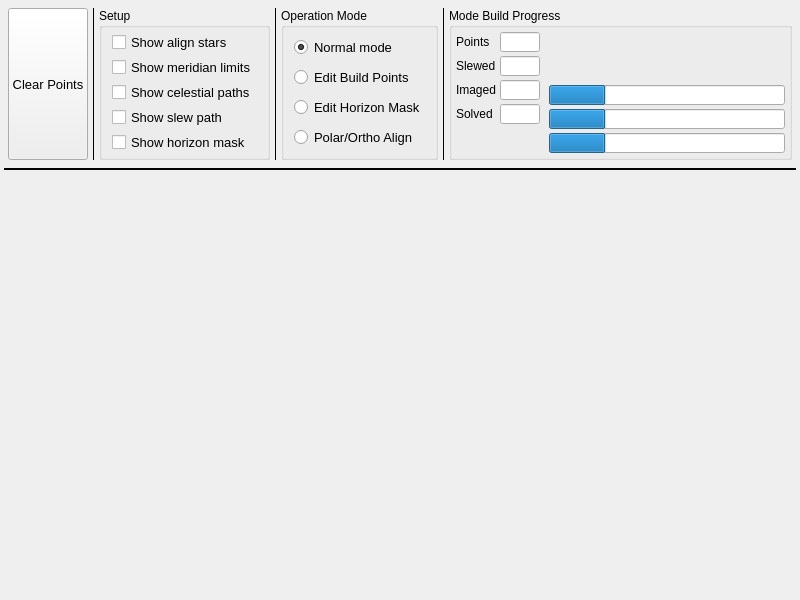
This is mw4/gui/widgets/hemisphere.ui in mworion/MountWizzard4 as Qt 5 draws it before an edit. The edited form follows.
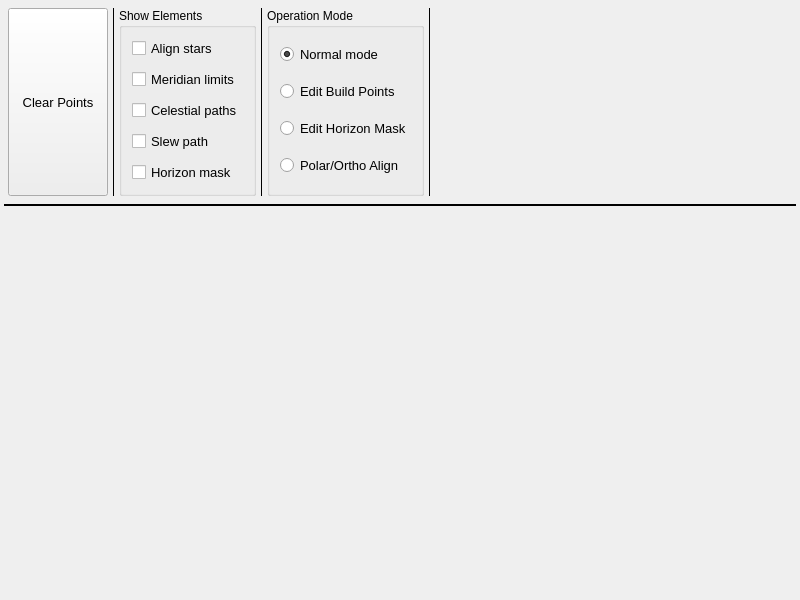
This is the edited form.

What changed in the file:
```diff
--- a/mw4/gui/widgets/hemisphere.ui
+++ b/mw4/gui/widgets/hemisphere.ui
@@ -65,7 +65,7 @@
     <number>4</number>
    </property>
    <item>
-    <layout class="QHBoxLayout" name="horizontalLayout" stretch="0,0,0,0,0,0,1">
+    <layout class="QHBoxLayout" name="horizontalLayout" stretch="0,0,0,0,0,0,0">
      <property name="spacing">
       <number>4</number>
      </property>
@@ -89,6 +89,12 @@
          <verstretch>0</verstretch>
         </sizepolicy>
        </property>
+       <property name="minimumSize">
+        <size>
+         <width>100</width>
+         <height>0</height>
+        </size>
+       </property>
        <property name="font">
         <font>
          <pointsize>10</pointsize>
@@ -118,23 +124,23 @@
      <item>
       <widget class="QGroupBox" name="groupBox_3">
        <property name="title">
-        <string>Setup</string>
+        <string>Show Elements</string>
        </property>
        <layout class="QVBoxLayout" name="verticalLayout_2" stretch="0,0,0,0,1">
         <property name="spacing">
-         <number>4</number>
+         <number>10</number>
         </property>
         <property name="leftMargin">
          <number>10</number>
         </property>
         <property name="topMargin">
-         <number>4</number>
+         <number>10</number>
         </property>
         <property name="rightMargin">
          <number>10</number>
         </property>
         <property name="bottomMargin">
-         <number>4</number>
+         <number>10</number>
         </property>
         <item>
          <widget class="QCheckBox" name="checkShowAlignStar">
@@ -144,7 +150,7 @@
            </font>
           </property>
           <property name="text">
-           <string>Show align stars</string>
+           <string>Align stars</string>
           </property>
          </widget>
         </item>
@@ -156,7 +162,7 @@
            </font>
           </property>
           <property name="text">
-           <string>Show meridian limits</string>
+           <string>Meridian limits</string>
           </property>
          </widget>
         </item>
@@ -168,7 +174,7 @@
            </font>
           </property>
           <property name="text">
-           <string>Show celestial paths</string>
+           <string>Celestial paths</string>
           </property>
          </widget>
         </item>
@@ -180,7 +186,7 @@
            </font>
           </property>
           <property name="text">
-           <string>Show slew path</string>
+           <string>Slew path</string>
           </property>
          </widget>
         </item>
@@ -195,7 +201,7 @@
            <string>&lt;html&gt;&lt;head/&gt;&lt;body&gt;&lt;p&gt;Use horizon mask file in hemisphere window.&lt;/p&gt;&lt;/body&gt;&lt;/html&gt;</string>
           </property>
           <property name="text">
-           <string>Show horizon mask</string>
+           <string>Horizon mask</string>
           </property>
           <property name="checked">
            <bool>false</bool>
@@ -225,19 +231,19 @@
        </property>
        <layout class="QVBoxLayout" name="verticalLayout_3" stretch="0,0,0,1">
         <property name="spacing">
-         <number>4</number>
+         <number>10</number>
         </property>
         <property name="leftMargin">
          <number>10</number>
         </property>
         <property name="topMargin">
-         <number>4</number>
+         <number>10</number>
         </property>
         <property name="rightMargin">
          <number>10</number>
         </property>
         <property name="bottomMargin">
-         <number>4</number>
+         <number>10</number>
         </property>
         <item>
          <widget class="QRadioButton" name="checkEditNone">
@@ -310,240 +316,17 @@
       </widget>
      </item>
      <item>
-      <widget class="QGroupBox" name="groupBox">
-       <property name="title">
-        <string>Mode Build Progress</string>
+      <spacer name="horizontalSpacer">
+       <property name="orientation">
+        <enum>Qt::Horizontal</enum>
        </property>
-       <layout class="QHBoxLayout" name="horizontalLayout_2" stretch="0,0,1">
-        <property name="spacing">
-         <number>4</number>
-        </property>
-        <property name="leftMargin">
-         <number>4</number>
-        </property>
-        <property name="topMargin">
-         <number>4</number>
-        </property>
-        <property name="rightMargin">
-         <number>4</number>
-        </property>
-        <property name="bottomMargin">
-         <number>4</number>
-        </property>
-        <item>
-         <layout class="QFormLayout" name="formLayout">
-          <property name="horizontalSpacing">
-           <number>4</number>
-          </property>
-          <property name="verticalSpacing">
-           <number>4</number>
-          </property>
-          <item row="0" column="0">
-           <widget class="QLabel" name="label">
-            <property name="text">
-             <string>Points</string>
-            </property>
-           </widget>
-          </item>
-          <item row="0" column="1">
-           <widget class="QLineEdit" name="points">
-            <property name="sizePolicy">
-             <sizepolicy hsizetype="Preferred" vsizetype="Preferred">
-              <horstretch>0</horstretch>
-              <verstretch>0</verstretch>
-             </sizepolicy>
-            </property>
-            <property name="minimumSize">
-             <size>
-              <width>0</width>
-              <height>20</height>
-             </size>
-            </property>
-            <property name="maximumSize">
-             <size>
-              <width>40</width>
-              <height>20</height>
-             </size>
-            </property>
-           </widget>
-          </item>
-          <item row="1" column="0">
-           <widget class="QLabel" name="label_2">
-            <property name="text">
-             <string>Slewed</string>
-            </property>
-           </widget>
-          </item>
-          <item row="2" column="0">
-           <widget class="QLabel" name="label_3">
-            <property name="text">
-             <string>Imaged</string>
-            </property>
-           </widget>
-          </item>
-          <item row="3" column="0">
-           <widget class="QLabel" name="solved">
-            <property name="text">
-             <string>Solved</string>
-            </property>
-           </widget>
-          </item>
-          <item row="1" column="1">
-           <widget class="QLineEdit" name="slewed">
-            <property name="sizePolicy">
-             <sizepolicy hsizetype="Preferred" vsizetype="Preferred">
-              <horstretch>0</horstretch>
-              <verstretch>0</verstretch>
-             </sizepolicy>
-            </property>
-            <property name="minimumSize">
-             <size>
-              <width>0</width>
-              <height>20</height>
-             </size>
-            </property>
-            <property name="maximumSize">
-             <size>
-              <width>40</width>
-              <height>20</height>
-             </size>
-            </property>
-           </widget>
-          </item>
-          <item row="2" column="1">
-           <widget class="QLineEdit" name="imaged">
-            <property name="minimumSize">
-             <size>
-              <width>0</width>
-              <height>20</height>
-             </size>
-            </property>
-            <property name="maximumSize">
-             <size>
-              <width>40</width>
-              <height>20</height>
-             </size>
-            </property>
-           </widget>
-          </item>
-          <item row="3" column="1">
-           <widget class="QLineEdit" name="lineEdit_4">
-            <property name="sizePolicy">
-             <sizepolicy hsizetype="Preferred" vsizetype="Preferred">
-              <horstretch>0</horstretch>
-              <verstretch>0</verstretch>
-             </sizepolicy>
-            </property>
-            <property name="minimumSize">
-             <size>
-              <width>0</width>
-              <height>20</height>
-             </size>
-            </property>
-            <property name="maximumSize">
-             <size>
-              <width>40</width>
-              <height>20</height>
-             </size>
-            </property>
-           </widget>
-          </item>
-         </layout>
-        </item>
-        <item>
-         <spacer name="horizontalSpacer">
-          <property name="orientation">
-           <enum>Qt::Horizontal</enum>
-          </property>
-          <property name="sizeHint" stdset="0">
-           <size>
-            <width>5</width>
-            <height>20</height>
-           </size>
-          </property>
-         </spacer>
-        </item>
-        <item>
-         <layout class="QVBoxLayout" name="verticalLayout_5" stretch="0,0,0,0">
-          <property name="spacing">
-           <number>4</number>
-          </property>
-          <item>
-           <widget class="QWidget" name="widget" native="true"/>
-          </item>
-          <item>
-           <widget class="QProgressBar" name="slewedBar">
-            <property name="minimumSize">
-             <size>
-              <width>0</width>
-              <height>20</height>
-             </size>
-            </property>
-            <property name="maximumSize">
-             <size>
-              <width>16777215</width>
-              <height>20</height>
-             </size>
-            </property>
-            <property name="value">
-             <number>24</number>
-            </property>
-            <property name="alignment">
-             <set>Qt::AlignJustify|Qt::AlignVCenter</set>
-            </property>
-            <property name="textVisible">
-             <bool>false</bool>
-            </property>
-           </widget>
-          </item>
-          <item>
-           <widget class="QProgressBar" name="imagedBar">
-            <property name="minimumSize">
-             <size>
-              <width>0</width>
-              <height>20</height>
-             </size>
-            </property>
-            <property name="maximumSize">
-             <size>
-              <width>16777215</width>
-              <height>20</height>
-             </size>
-            </property>
-            <property name="value">
-             <number>24</number>
-            </property>
-            <property name="alignment">
-             <set>Qt::AlignJustify|Qt::AlignVCenter</set>
-            </property>
-            <property name="textVisible">
-             <bool>false</bool>
-            </property>
-           </widget>
-          </item>
-          <item>
-           <widget class="QProgressBar" name="solvedBar">
-            <property name="maximumSize">
-             <size>
-              <width>16777215</width>
-              <height>20</height>
-             </size>
-            </property>
-            <property name="value">
-             <number>24</number>
-            </property>
-            <property name="alignment">
-             <set>Qt::AlignJustify|Qt::AlignVCenter</set>
-            </property>
-            <property name="textVisible">
-             <bool>false</bool>
-            </property>
-           </widget>
-          </item>
-         </layout>
-        </item>
-       </layout>
-      </widget>
+       <property name="sizeHint" stdset="0">
+        <size>
+         <width>40</width>
+         <height>20</height>
+        </size>
+       </property>
+      </spacer>
      </item>
     </layout>
    </item>
```
